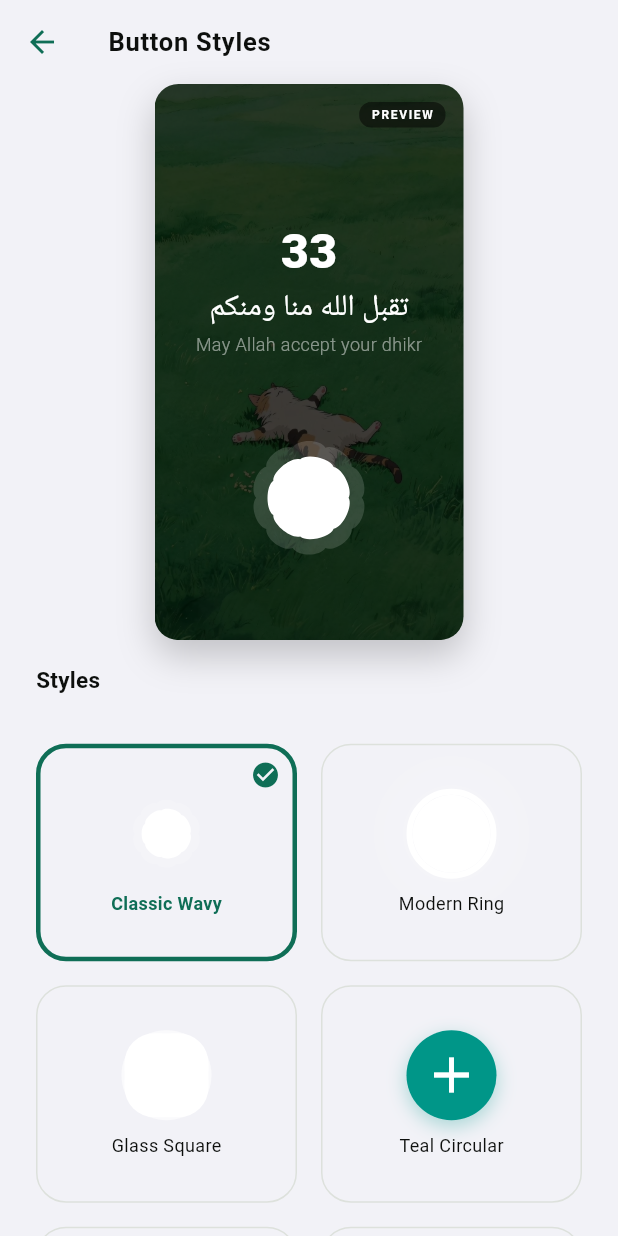
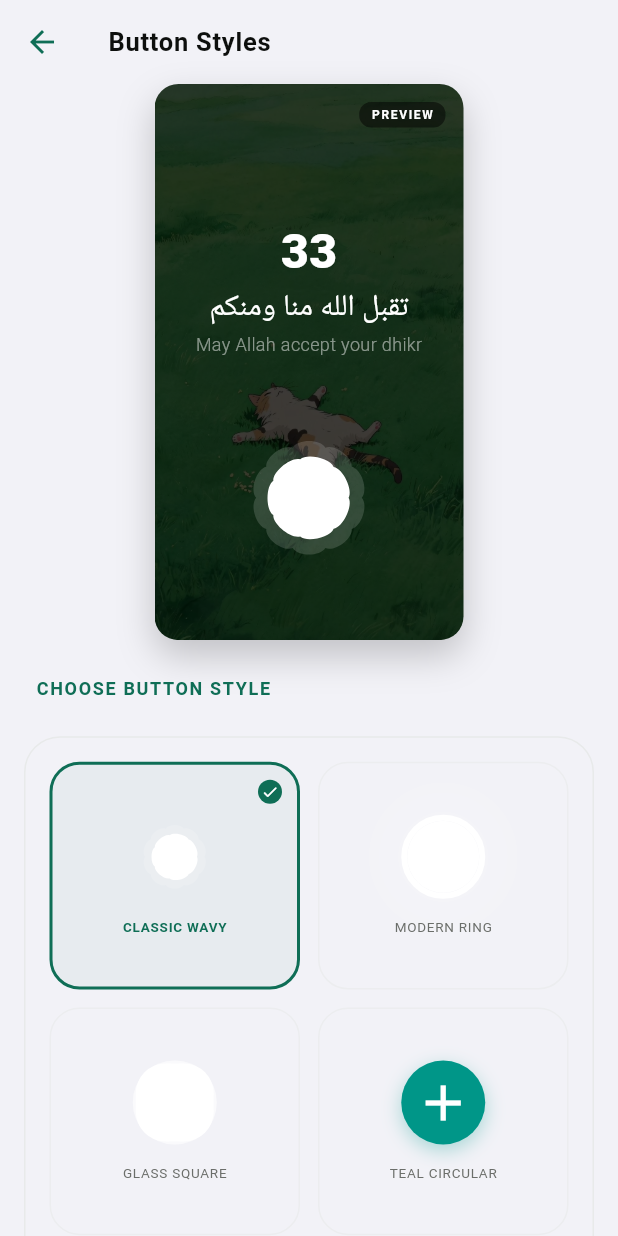
Before and after one commit to onimusha-dev/Easy-Tasweeh, a Flutter app: the PressBtnChangerPreviewScreen screen opened directly, on a phone screen of 412 x 824 dp. Run offline on Flutter 3.47's test engine with Material 3 defaults, Android fonts, the phone set to English and light mode, and no system bars; our stand-ins replace drift, drift_flutter, fl_chart, flutter_animate, flutter_local_notifications, flutter_phoenix and 6 more; missing offline and left inert: app_settings; accounts and stored records are empty; generated files the repository leaves out were written again; Roboto replaces fonts that are missing (GoogleSansFlex); project files that could hold a hidden picture were left out.

Commit message:
style: preview screen style

```diff
--- a/lib/features/settings/screens/appearance/press_btn_changer_preview_screen.dart
+++ b/lib/features/settings/screens/appearance/press_btn_changer_preview_screen.dart
@@ -48,24 +48,6 @@ class _PressBtnChangerPreviewScreenState
             context,
           ).textTheme.titleMedium?.copyWith(fontWeight: FontWeight.bold),
         ),
-        actions: [
-          if (hasChanges)
-            TextButton(
-              onPressed: () async {
-                await ref
-                    .read(settingsProvider.notifier)
-                    .setPressButtonStyle(activeStyle);
-                if (mounted) {
-                  setState(() => _selectedStyle = null);
-                  ScaffoldMessenger.of(context).showSnackBar(
-                    const SnackBar(content: Text('Button style updated!')),
-                  );
-                }
-              },
-              child: const Text('Save'),
-            ),
-          const SizedBox(width: 8),
-        ],
       ),
       body: Column(
         children: [
@@ -76,29 +58,67 @@ class _PressBtnChangerPreviewScreenState
             previewStyle: activeStyle,
             onTap: () => setState(() => _demoCount++),
           ),
-          const SizedBox(height: 16),
-          SizedBox(
-            width: double.infinity,
-            child: Padding(
-              padding: const EdgeInsets.symmetric(horizontal: 24),
-              child: Text(
-                'Styles',
-                style: Theme.of(
-                  context,
-                ).textTheme.titleSmall?.copyWith(fontWeight: FontWeight.bold),
+
+          // Fixed Header Bar
+          Padding(
+            padding: const EdgeInsets.fromLTRB(24, 8, 16, 8),
+            child: SizedBox(
+              height: 48, // Consistent height
+              child: Row(
+                mainAxisAlignment: MainAxisAlignment.spaceBetween,
+                children: [
+                  Text(
+                    'CHOOSE BUTTON STYLE',
+                    style: Theme.of(context).textTheme.labelSmall?.copyWith(
+                      color: colorScheme.primary,
+                      fontWeight: FontWeight.bold,
+                      letterSpacing: 1.1,
+                    ),
+                  ),
+                  if (hasChanges)
+                    TextButton(
+                      onPressed: () async {
+                        await ref
+                            .read(settingsProvider.notifier)
+                            .setPressButtonStyle(activeStyle);
+                        if (mounted) {
+                          setState(() => _selectedStyle = null);
+                          ScaffoldMessenger.of(context).showSnackBar(
+                            const SnackBar(
+                              content: Text('Button style updated!'),
+                            ),
+                          );
+                        }
+                      },
+                      child: Text(
+                        'SAVE',
+                        style: TextStyle(
+                          color: colorScheme.primary,
+                          fontWeight: FontWeight.bold,
+                          letterSpacing: 1.1,
+                        ),
+                      ),
+                    )
+                  else
+                    const SizedBox(width: 60), // Fixed width placeholder
+                ],
               ),
             ),
           ),
-          const SizedBox(height: 8),
+
           Expanded(
             child: SingleChildScrollView(
-              padding: const EdgeInsets.all(24),
-              child: Column(
-                crossAxisAlignment: CrossAxisAlignment.start,
-                children: [
-                  _buildStyleGrid(activeStyle),
-                  const SizedBox(height: 32),
-                ],
+              padding: const EdgeInsets.fromLTRB(16, 0, 16, 0),
+              child: Container(
+                padding: const EdgeInsets.all(16),
+                decoration: BoxDecoration(
+                  color: colorScheme.surfaceContainerLow,
+                  borderRadius: BorderRadius.circular(24),
+                  border: Border.all(
+                    color: colorScheme.outlineVariant.withValues(alpha: 0.5),
+                  ),
+                ),
+                child: _buildStyleGrid(activeStyle),
               ),
             ),
           ),
@@ -113,9 +133,9 @@ class _PressBtnChangerPreviewScreenState
       physics: const NeverScrollableScrollPhysics(),
       gridDelegate: const SliverGridDelegateWithFixedCrossAxisCount(
         crossAxisCount: 2,
-        crossAxisSpacing: 16,
-        mainAxisSpacing: 16,
-        childAspectRatio: 1.2,
+        crossAxisSpacing: 12,
+        mainAxisSpacing: 12,
+        childAspectRatio: 1.1,
       ),
       itemCount: _availableStyles.length,
       itemBuilder: (context, index) {
@@ -126,15 +146,18 @@ class _PressBtnChangerPreviewScreenState
 
         return GestureDetector(
           onTap: () => setState(() => _selectedStyle = style),
-          child: Container(
+          child: AnimatedContainer(
+            duration: const Duration(milliseconds: 200),
             decoration: BoxDecoration(
-              color: colorScheme.surfaceContainerHighest.withValues(alpha: 0.3),
+              color: isSelected
+                  ? colorScheme.primary.withValues(alpha: 0.05)
+                  : colorScheme.surfaceContainerHighest.withValues(alpha: 0.2),
               borderRadius: BorderRadius.circular(20),
               border: Border.all(
                 color: isSelected
                     ? colorScheme.primary
-                    : colorScheme.outlineVariant,
-                width: isSelected ? 3 : 1,
+                    : colorScheme.outlineVariant.withValues(alpha: 0.3),
+                width: isSelected ? 2 : 1,
               ),
             ),
             child: Stack(
@@ -144,8 +167,8 @@ class _PressBtnChangerPreviewScreenState
                     mainAxisSize: MainAxisSize.min,
                     children: [
                       SizedBox(
-                        width: 60,
-                        height: 60,
+                        width: 56,
+                        height: 56,
                         child: IgnorePointer(
                           child: CounterButton(
                             onTap: () {},
@@ -153,17 +176,18 @@ class _PressBtnChangerPreviewScreenState
                           ),
                         ),
                       ),
-                      const SizedBox(height: 8),
+                      const SizedBox(height: 12),
                       Text(
-                        item['name']!,
-                        style: TextStyle(
-                          fontSize: 12,
+                        item['name']!.toUpperCase(),
+                        style: Theme.of(context).textTheme.labelSmall?.copyWith(
+                          fontSize: 9,
                           fontWeight: isSelected
                               ? FontWeight.bold
                               : FontWeight.normal,
                           color: isSelected
                               ? colorScheme.primary
-                              : colorScheme.onSurface,
+                              : colorScheme.onSurfaceVariant,
+                          letterSpacing: 0.5,
                         ),
                       ),
                     ],
@@ -171,12 +195,19 @@ class _PressBtnChangerPreviewScreenState
                 ),
                 if (isSelected)
                   Positioned(
-                    top: 8,
-                    right: 8,
-                    child: Icon(
-                      Icons.check_circle,
-                      size: 20,
-                      color: colorScheme.primary,
+                    top: 10,
+                    right: 10,
+                    child: Container(
+                      padding: const EdgeInsets.all(2),
+                      decoration: BoxDecoration(
+                        color: colorScheme.primary,
+                        shape: BoxShape.circle,
+                      ),
+                      child: const Icon(
+                        Icons.check_rounded,
+                        size: 12,
+                        color: Colors.white,
+                      ),
                     ),
                   ),
               ],
```
Also changed, not shown: lib/features/settings/screens/appearance/bg_changer_preview_screen.dart (+95 -60 lines), assets/logo.png (added).
